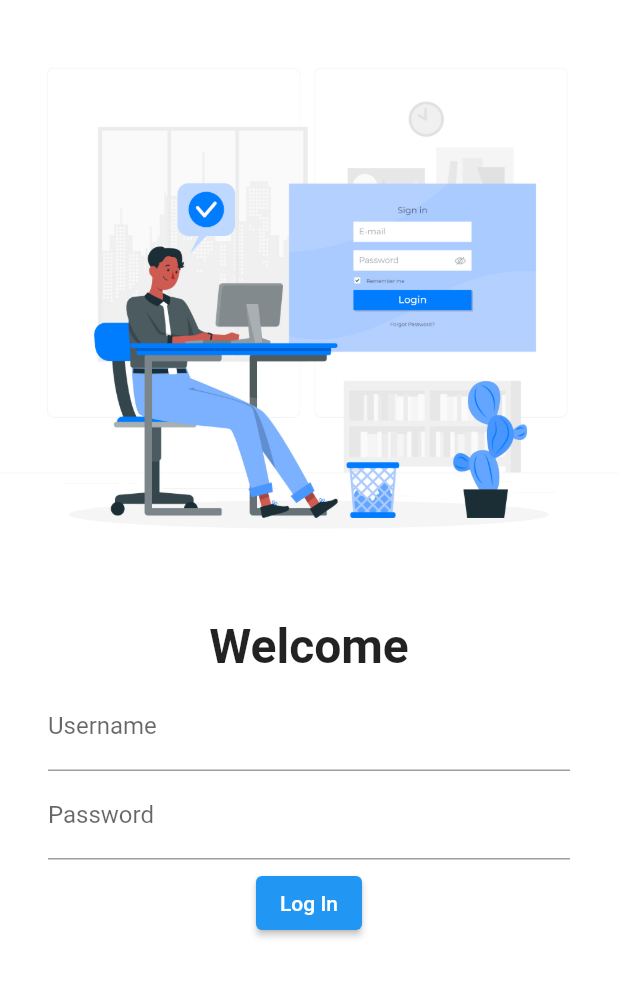
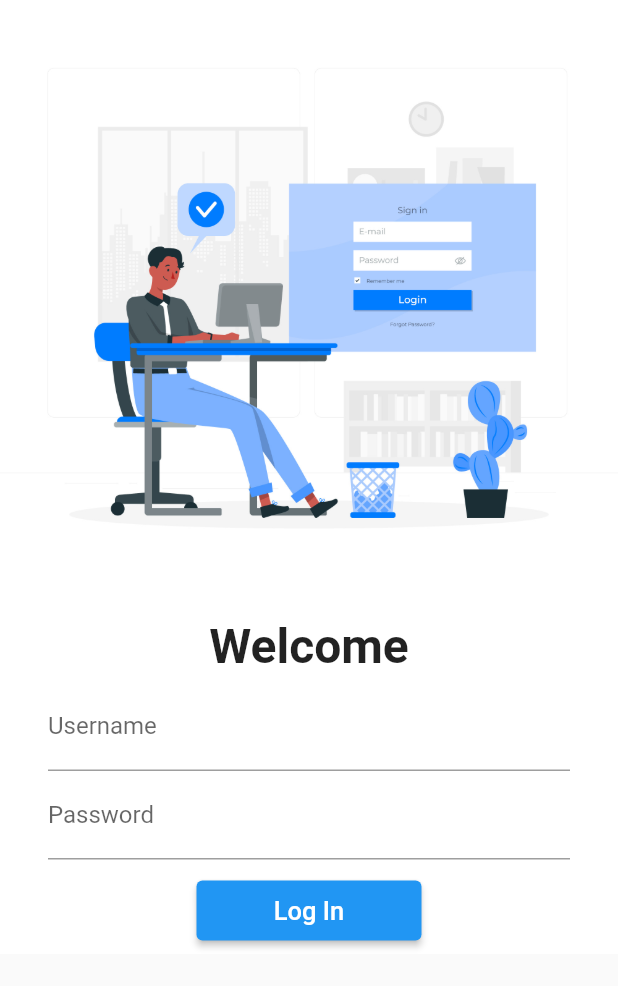
Before and after one commit to Aditya01237/E_cart, a Flutter app: the screen it shows after launch, on a phone screen of 412 x 824 dp. Shown: the top 986 px of the screen. Run offline on Flutter 3.47's test engine with Material 2 defaults, Android fonts, the phone set to English and light mode, and no system bars.

Commit message:
scrolview added and keybord hiding error corected

```diff
--- a/lib/login_page.dart
+++ b/lib/login_page.dart
@@ -5,8 +5,11 @@ class Loginpage extends StatelessWidget {
 
   @override
   Widget build(BuildContext context) {
-    return Material(
+    return Scaffold(
+      resizeToAvoidBottomInset: true,
+      body: Material(
         color: Colors.white,
+        child: SingleChildScrollView(
           child: Column(
             children: [
               Image.asset("assets/images/loginpage.jpg",
@@ -29,17 +32,18 @@ class Loginpage extends StatelessWidget {
                     ),
                   ),
                   TextFormField(
+                    obscureText: true,
                     decoration: InputDecoration(
                       hintText: "Enter Password",
                       labelText: "Password",
                     ),
                   ),
                   SizedBox(
-                height: 5.0,
+                    height: 10.0,
                   ),
                   ElevatedButton(
-                  child: Text("Log In"),
-                style: TextButton.styleFrom(),
+                      child: Text("Log In",style: TextStyle(fontSize: 17),),
+                    style: TextButton.styleFrom(minimumSize: Size(150, 40)),
                     onPressed: (){
                       print("login clicking");
                     },
@@ -47,7 +51,9 @@ class Loginpage extends StatelessWidget {
                 ],),
               )
             ],
+          ),
         )
+      ),
     );
   }
 }
```
Lines whose indentation alone changed are shown as unchanged.
